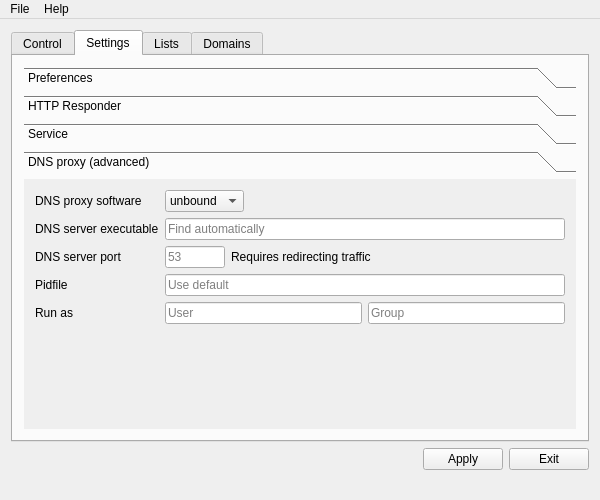
The window that src/ui/mainwindow.ui (mcptr/dbl-ui-qt) describes before a commit, drawn with Qt 5.
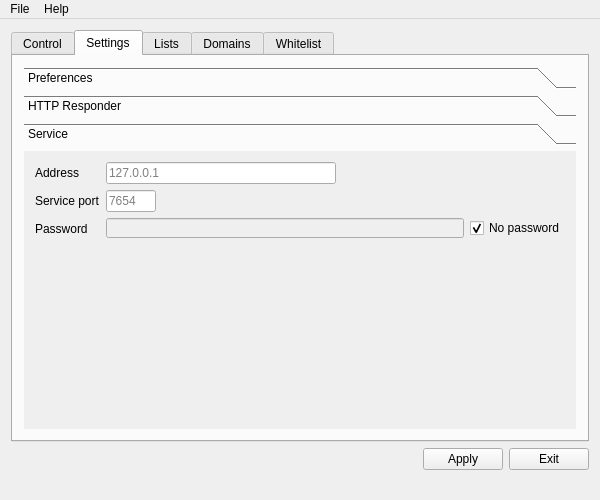
The same window after the commit. The open tabs and pages were chosen to show the change.

```diff
--- a/src/ui/mainwindow.ui
+++ b/src/ui/mainwindow.ui
@@ -583,7 +583,7 @@
              <x>0</x>
              <y>0</y>
              <width>560</width>
-             <height>237</height>
+             <height>266</height>
             </rect>
            </property>
            <attribute name="label">
@@ -666,6 +666,9 @@
                <layout class="QGridLayout" name="gridLayout_22">
                 <item row="0" column="0">
                  <widget class="QLineEdit" name="servicePassword">
+                  <property name="enabled">
+                   <bool>false</bool>
+                  </property>
                   <property name="echoMode">
                    <enum>QLineEdit::PasswordEchoOnEdit</enum>
                   </property>
@@ -674,191 +677,17 @@
                 <item row="0" column="1">
                  <widget class="QCheckBox" name="disableServicePassword">
                   <property name="text">
-                   <string>Disable</string>
+                   <string>No password</string>
                   </property>
-                 </widget>
-                </item>
-               </layout>
-              </item>
-             </layout>
-            </item>
-           </layout>
-          </widget>
-          <widget class="QWidget" name="dnsProxyToolbox">
-           <property name="geometry">
-            <rect>
-             <x>0</x>
-             <y>0</y>
-             <width>365</width>
-             <height>173</height>
-            </rect>
-           </property>
-           <attribute name="label">
-            <string>DNS proxy (advanced)</string>
-           </attribute>
-           <layout class="QGridLayout" name="gridLayout_21">
-            <item row="0" column="0">
-             <layout class="QGridLayout" name="gridLayout_20">
-              <item row="0" column="0" rowspan="2" colspan="2">
-               <layout class="QFormLayout" name="formLayout_3">
-                <item row="0" column="0">
-                 <widget class="QLabel" name="label_2">
-                  <property name="text">
-                   <string>DNS proxy software</string>
+                  <property name="checked">
+                   <bool>true</bool>
                   </property>
                  </widget>
                 </item>
-                <item row="0" column="1">
-                 <layout class="QGridLayout" name="gridLayout_19">
-                  <item row="0" column="1">
-                   <spacer name="horizontalSpacer_10">
-                    <property name="orientation">
-                     <enum>Qt::Horizontal</enum>
-                    </property>
-                    <property name="sizeHint" stdset="0">
-                     <size>
-                      <width>40</width>
-                      <height>20</height>
-                     </size>
-                    </property>
-                   </spacer>
-                  </item>
-                  <item row="0" column="0">
-                   <widget class="QComboBox" name="dnsProxySoftware">
-                    <item>
-                     <property name="text">
-                      <string>unbound</string>
-                     </property>
-                    </item>
-                    <item>
-                     <property name="text">
-                      <string>dnsmasq</string>
-                     </property>
-                    </item>
-                   </widget>
-                  </item>
-                 </layout>
-                </item>
-                <item row="2" column="0">
-                 <widget class="QLabel" name="label_6">
-                  <property name="text">
-                   <string>DNS server port</string>
-                  </property>
-                 </widget>
-                </item>
-                <item row="2" column="1">
-                 <layout class="QGridLayout" name="gridLayout_4">
-                  <item row="0" column="0">
-                   <widget class="QLineEdit" name="dnsServerPort">
-                    <property name="maximumSize">
-                     <size>
-                      <width>60</width>
-                      <height>16777215</height>
-                     </size>
-                    </property>
-                    <property name="inputMask">
-                     <string>99999</string>
-                    </property>
-                    <property name="alignment">
-                     <set>Qt::AlignLeading|Qt::AlignLeft|Qt::AlignVCenter</set>
-                    </property>
-                    <property name="placeholderText">
-                     <string>53</string>
-                    </property>
-                   </widget>
-                  </item>
-                  <item row="0" column="2">
-                   <spacer name="horizontalSpacer_11">
-                    <property name="orientation">
-                     <enum>Qt::Horizontal</enum>
-                    </property>
-                    <property name="sizeHint" stdset="0">
-                     <size>
-                      <width>40</width>
-                      <height>20</height>
-                     </size>
-                    </property>
-                   </spacer>
-                  </item>
-                  <item row="0" column="1">
-                   <widget class="QLabel" name="label_11">
-                    <property name="text">
-                     <string>Requires redirecting traffic</string>
-                    </property>
-                   </widget>
-                  </item>
-                 </layout>
-                </item>
-                <item row="3" column="0">
-                 <widget class="QLabel" name="label_12">
-                  <property name="text">
-                   <string>Pidfile</string>
-                  </property>
-                 </widget>
-                </item>
-                <item row="3" column="1">
-                 <widget class="QLineEdit" name="dnsPidfile">
-                  <property name="placeholderText">
-                   <string>Use default</string>
-                  </property>
-                 </widget>
-                </item>
-                <item row="4" column="0">
-                 <widget class="QLabel" name="label_13">
-                  <property name="text">
-                   <string>Run as</string>
-                  </property>
-                 </widget>
-                </item>
-                <item row="4" column="1">
-                 <layout class="QHBoxLayout" name="horizontalLayout_7">
-                  <item>
-                   <widget class="QLineEdit" name="dnsProxyUser">
-                    <property name="placeholderText">
-                     <string>User</string>
-                    </property>
-                   </widget>
-                  </item>
-                  <item>
-                   <widget class="QLineEdit" name="dnsProxyGroup">
-                    <property name="placeholderText">
-                     <string>Group</string>
-                    </property>
-                   </widget>
-                  </item>
-                 </layout>
-                </item>
-                <item row="1" column="0">
-                 <widget class="QLabel" name="label_3">
-                  <property name="text">
-                   <string>DNS server executable</string>
-                  </property>
-                 </widget>
-                </item>
-                <item row="1" column="1">
-                 <widget class="QLineEdit" name="dnsProxyExecutable">
-                  <property name="placeholderText">
-                   <string>Find automatically</string>
-                  </property>
-                 </widget>
-                </item>
                </layout>
               </item>
              </layout>
             </item>
-            <item row="4" column="0">
-             <spacer name="verticalSpacer_4">
-              <property name="orientation">
-               <enum>Qt::Vertical</enum>
-              </property>
-              <property name="sizeHint" stdset="0">
-               <size>
-                <width>20</width>
-                <height>40</height>
-               </size>
-              </property>
-             </spacer>
-            </item>
            </layout>
           </widget>
          </widget>
@@ -1009,6 +838,58 @@
             </item>
             <item row="0" column="1">
              <widget class="QPushButton" name="pushButton_2">
+              <property name="text">
+               <string>Remove</string>
+              </property>
+             </widget>
+            </item>
+            <item row="0" column="1">
+             <widget class="QPushButton" name="pushButton_3">
+              <property name="text">
+               <string>Whitelist</string>
+              </property>
+             </widget>
+            </item>
+           </layout>
+          </item>
+         </layout>
+        </item>
+       </layout>
+      </widget>
+      <widget class="QWidget" name="tab">
+       <attribute name="title">
+        <string>Whitelist</string>
+       </attribute>
+       <layout class="QGridLayout" name="gridLayout_4">
+        <item row="0" column="0">
+         <layout class="QVBoxLayout" name="verticalLayout_8">
+          <item>
+           <widget class="QListView" name="listView"/>
+          </item>
+          <item>
+           <layout class="QHBoxLayout" name="horizontalLayout_2">
+            <item>
+             <spacer name="horizontalSpacer_11">
+              <property name="orientation">
+               <enum>Qt::Horizontal</enum>
+              </property>
+              <property name="sizeHint" stdset="0">
+               <size>
+                <width>40</width>
+                <height>20</height>
+               </size>
+              </property>
+             </spacer>
+            </item>
+            <item>
+             <widget class="QPushButton" name="pushButton_4">
+              <property name="text">
+               <string>Block</string>
+              </property>
+             </widget>
+            </item>
+            <item>
+             <widget class="QPushButton" name="pushButton_5">
               <property name="text">
                <string>Remove</string>
               </property>
```
Left out of the diff: 17 changed lines with no effect on the pictures.
